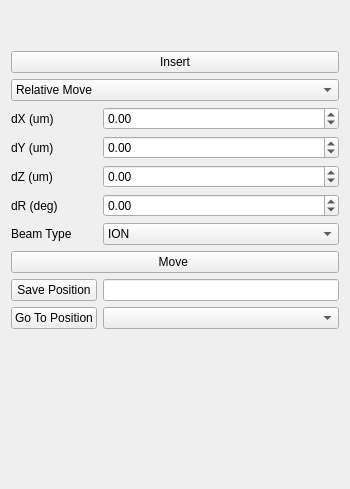
First picture: the form in fibsem/ui/qtdesigner_files/FibsemManipulatorWidget.ui, repository DeMarcoLab/fibsem, before the edit.
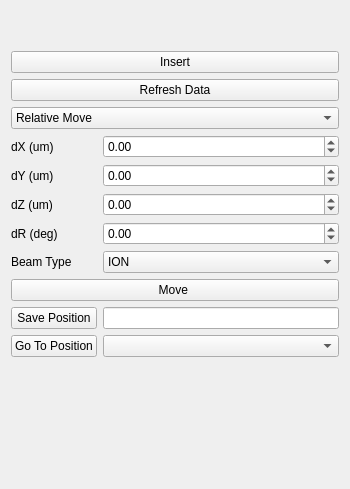
Second picture: the form after the edit.

Commit message: fixes #142 autlamella add refresh data for manipulator ui

What changed in the file:
```diff
--- a/fibsem/ui/qtdesigner_files/FibsemManipulatorWidget.ui
+++ b/fibsem/ui/qtdesigner_files/FibsemManipulatorWidget.ui
@@ -14,7 +14,31 @@
    <string>Form</string>
   </property>
   <layout class="QGridLayout" name="gridLayout_2">
-   <item row="13" column="0" colspan="2">
+   <item row="8" column="1">
+    <widget class="QDoubleSpinBox" name="dZ_spinbox">
+     <property name="minimum">
+      <double>-1000.000000000000000</double>
+     </property>
+     <property name="maximum">
+      <double>1000.000000000000000</double>
+     </property>
+    </widget>
+   </item>
+   <item row="13" column="0">
+    <widget class="QPushButton" name="goToPosition_button">
+     <property name="text">
+      <string>Go To Position</string>
+     </property>
+    </widget>
+   </item>
+   <item row="9" column="0">
+    <widget class="QLabel" name="dr_label">
+     <property name="text">
+      <string>dR (deg)</string>
+     </property>
+    </widget>
+   </item>
+   <item row="14" column="0" colspan="2">
     <spacer name="verticalSpacer">
      <property name="orientation">
       <enum>Qt::Vertical</enum>
@@ -27,14 +51,7 @@
      </property>
     </spacer>
    </item>
-   <item row="1" column="0" colspan="2">
-    <widget class="QLabel" name="manipulatorStatus_label">
-     <property name="text">
-      <string/>
-     </property>
-    </widget>
-   </item>
-   <item row="5" column="1">
+   <item row="6" column="1">
     <widget class="QDoubleSpinBox" name="dX_spinbox">
      <property name="minimum">
       <double>-1000.000000000000000</double>
@@ -44,28 +61,17 @@
      </property>
     </widget>
    </item>
-   <item row="0" column="0">
-    <widget class="QLabel" name="calibrated_status_label">
+   <item row="11" column="0" colspan="2">
+    <widget class="QPushButton" name="moveRelative_button">
      <property name="text">
-      <string/>
+      <string>Move </string>
      </property>
     </widget>
    </item>
-   <item row="5" column="0">
-    <widget class="QLabel" name="dx_label">
-     <property name="text">
-      <string>dX (um)</string>
-     </property>
-    </widget>
+   <item row="12" column="1">
+    <widget class="QLineEdit" name="savedPositionName_lineEdit"/>
    </item>
-   <item row="12" column="0">
-    <widget class="QPushButton" name="goToPosition_button">
-     <property name="text">
-      <string>Go To Position</string>
-     </property>
-    </widget>
-   </item>
-   <item row="9" column="1">
+   <item row="10" column="1">
     <widget class="QComboBox" name="beam_type_combobox">
      <item>
       <property name="text">
@@ -79,77 +85,20 @@
      </item>
     </widget>
    </item>
-   <item row="9" column="0">
-    <widget class="QLabel" name="beam_type_label">
+   <item row="6" column="0">
+    <widget class="QLabel" name="dx_label">
      <property name="text">
-      <string>Beam Type</string>
+      <string>dX (um)</string>
      </property>
     </widget>
    </item>
-   <item row="11" column="1">
-    <widget class="QLineEdit" name="savedPositionName_lineEdit"/>
-   </item>
    <item row="8" column="0">
-    <widget class="QLabel" name="dr_label">
-     <property name="text">
-      <string>dR (deg)</string>
-     </property>
-    </widget>
-   </item>
-   <item row="7" column="0">
     <widget class="QLabel" name="dz_label">
      <property name="text">
       <string>dZ (um)</string>
      </property>
     </widget>
    </item>
-   <item row="7" column="1">
-    <widget class="QDoubleSpinBox" name="dZ_spinbox">
-     <property name="minimum">
-      <double>-1000.000000000000000</double>
-     </property>
-     <property name="maximum">
-      <double>1000.000000000000000</double>
-     </property>
-    </widget>
-   </item>
-   <item row="6" column="0">
-    <widget class="QLabel" name="dy_label">
-     <property name="text">
-      <string>dY (um)</string>
-     </property>
-    </widget>
-   </item>
-   <item row="6" column="1">
-    <widget class="QDoubleSpinBox" name="dY_spinbox">
-     <property name="minimum">
-      <double>-1000.000000000000000</double>
-     </property>
-     <property name="maximum">
-      <double>1000.000000000000000</double>
-     </property>
-    </widget>
-   </item>
-   <item row="12" column="1">
-    <widget class="QComboBox" name="savedPosition_combobox"/>
-   </item>
-   <item row="11" column="0">
-    <widget class="QPushButton" name="addSavedPosition_button">
-     <property name="text">
-      <string>Save Position</string>
-     </property>
-    </widget>
-   </item>
-   <item row="8" column="1">
-    <widget class="QDoubleSpinBox" name="dR_spinbox">
-     <property name="minimum">
-      <double>-365.000000000000000</double>
-     </property>
-     <property name="maximum">
-      <double>365.000000000000000</double>
-     </property>
-    </widget>
-   </item>
    <item row="3" column="0" colspan="2">
     <widget class="QPushButton" name="insertManipulator_button">
      <property name="text">
@@ -157,14 +106,38 @@
      </property>
     </widget>
    </item>
-   <item row="10" column="0" colspan="2">
-    <widget class="QPushButton" name="moveRelative_button">
+   <item row="0" column="0">
+    <widget class="QLabel" name="calibrated_status_label">
      <property name="text">
-      <string>Move </string>
+      <string/>
      </property>
     </widget>
    </item>
-   <item row="4" column="0" colspan="2">
+   <item row="10" column="0">
+    <widget class="QLabel" name="beam_type_label">
+     <property name="text">
+      <string>Beam Type</string>
+     </property>
+    </widget>
+   </item>
+   <item row="13" column="1">
+    <widget class="QComboBox" name="savedPosition_combobox"/>
+   </item>
+   <item row="1" column="0" colspan="2">
+    <widget class="QLabel" name="manipulatorStatus_label">
+     <property name="text">
+      <string/>
+     </property>
+    </widget>
+   </item>
+   <item row="7" column="0">
+    <widget class="QLabel" name="dy_label">
+     <property name="text">
+      <string>dY (um)</string>
+     </property>
+    </widget>
+   </item>
+   <item row="5" column="0" colspan="2">
     <widget class="QComboBox" name="move_type_comboBox">
      <item>
       <property name="text">
@@ -178,6 +151,40 @@
      </item>
     </widget>
    </item>
+   <item row="9" column="1">
+    <widget class="QDoubleSpinBox" name="dR_spinbox">
+     <property name="minimum">
+      <double>-365.000000000000000</double>
+     </property>
+     <property name="maximum">
+      <double>365.000000000000000</double>
+     </property>
+    </widget>
+   </item>
+   <item row="12" column="0">
+    <widget class="QPushButton" name="addSavedPosition_button">
+     <property name="text">
+      <string>Save Position</string>
+     </property>
+    </widget>
+   </item>
+   <item row="7" column="1">
+    <widget class="QDoubleSpinBox" name="dY_spinbox">
+     <property name="minimum">
+      <double>-1000.000000000000000</double>
+     </property>
+     <property name="maximum">
+      <double>1000.000000000000000</double>
+     </property>
+    </widget>
+   </item>
+   <item row="4" column="0" colspan="2">
+    <widget class="QPushButton" name="pushButton_refresh_data">
+     <property name="text">
+      <string>Refresh Data</string>
+     </property>
+    </widget>
+   </item>
   </layout>
  </widget>
  <tabstops>
```
The commit also changes 2 other files.
